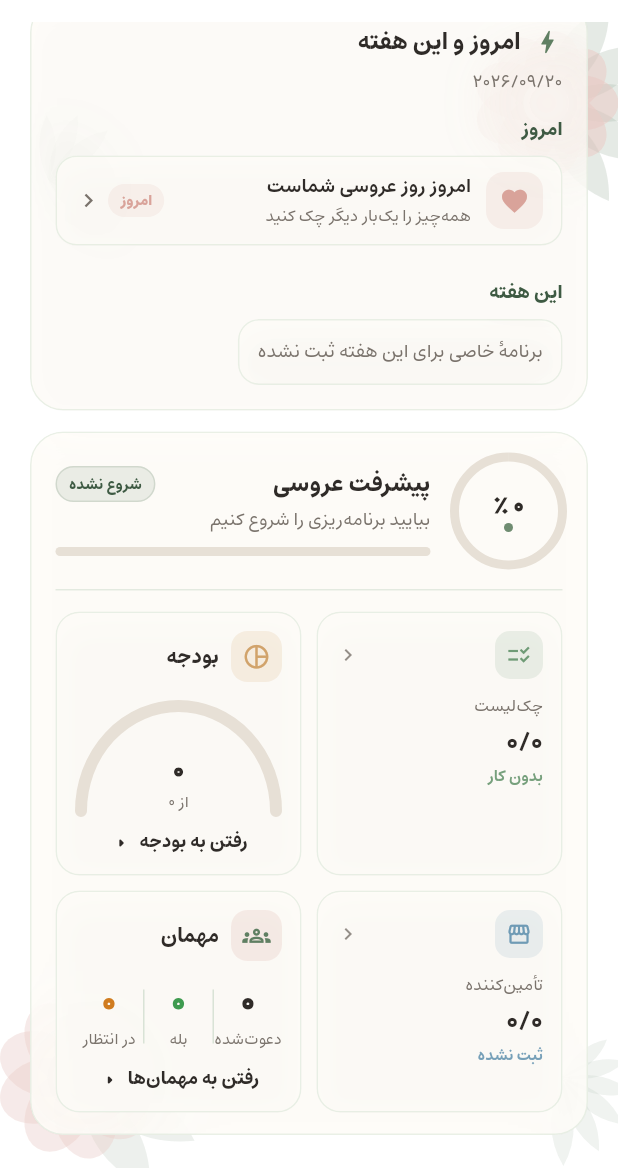
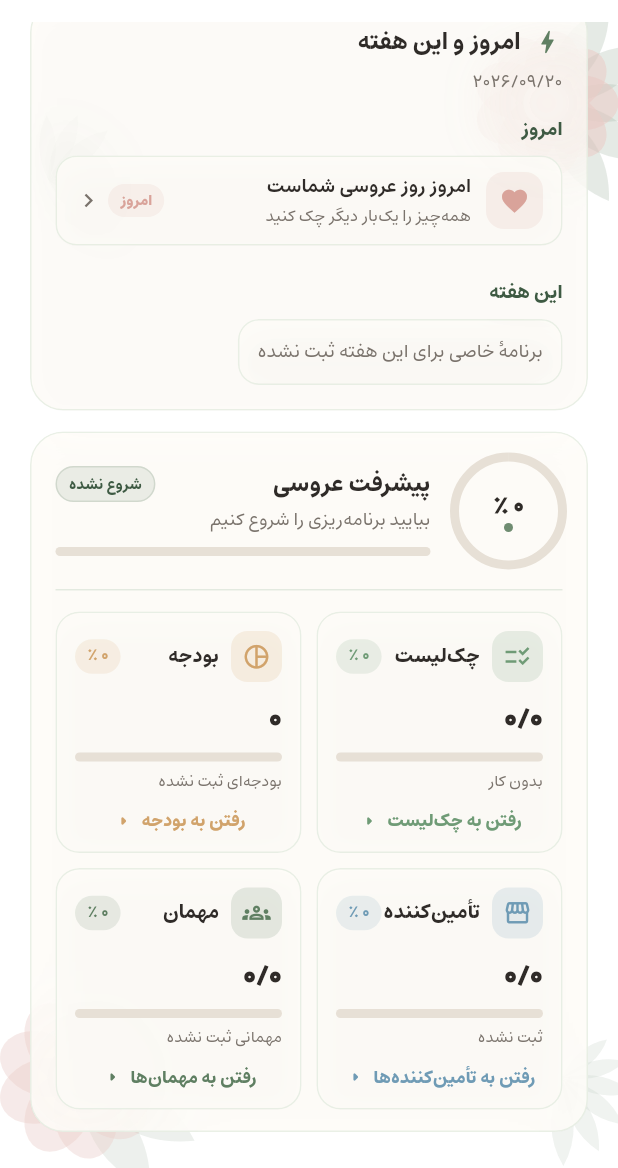
Before and after one commit to OpsyCore/wedding-time-app, a Flutter app: the HomeScreen screen opened directly with empty values, scrolled down 422 dp, on a phone screen of 412 x 824 dp, the part 68-1236 px from its top. Run offline on Flutter 3.47's test engine with Material 3 defaults, Android fonts, the phone set to English and light mode, and no system bars; our stand-ins replace cached_network_image, cloud_firestore, firebase_auth, firebase_core, image_picker, just_audio and 6 more; missing offline and left inert: audio_session, dart:html; accounts and stored records are empty; statements that could not run were skipped.

Commit message:
style(home): unified metric cards for checklist/budget/vendors/guests with shared skeleton + mini progress bars
Co-authored-by: arena-agent <297053741+arena-agent@users.noreply.github.com>

```diff
--- a/lib/screens/home_screen.dart
+++ b/lib/screens/home_screen.dart
@@ -1,6 +1,4 @@
 import 'dart:async';
-import 'dart:math' show pi;
-
 import 'package:cloud_firestore/cloud_firestore.dart';
 import 'package:firebase_auth/firebase_auth.dart';
 import 'package:flutter/material.dart';
@@ -1718,24 +1716,43 @@ class _HomeScreenState extends State<HomeScreen> {
                                     CrossAxisAlignment.stretch,
                                 children: [
                                   Expanded(
-                                    child: _statTile(
+                                    child: _metricCard(
                                       icon: Icons.checklist_rtl_outlined,
                                       color: const Color(0xFF6F9B76),
                                       title: AppLang.tr('stat_checklist'),
                                       value:
                                           '${_displayNum(checkDone)}/${_displayNum(checkTotal)}',
-                                      subtitle: checkTotal == 0
+                                      percent: checkPercent,
+                                      caption: checkTotal == 0
                                           ? AppLang.tr('no_tasks')
-                                          : '${_displayNum((checkPercent * 100).round())}${AppLang.tr('percent_done')}',
+                                          : (AppLang.I.isFa
+                                              ? '${_displayNum(checkDone)} انجام‌شده از ${_displayNum(checkTotal)}'
+                                              : '$checkDone of $checkTotal done'),
+                                      goLabel: AppLang.I.isFa
+                                          ? 'رفتن به چک‌لیست'
+                                          : 'Go to checklist',
                                       onTap: () => _goTab(1),
                                     ),
                                   ),
                                   const SizedBox(width: 10),
                                   Expanded(
-                                    child: _budgetCard(
-                                      estimated: estimated,
-                                      actual: actual,
+                                    child: _metricCard(
+                                      icon: Icons.pie_chart_outline,
+                                      color: const Color(0xFFD1A36B),
+                                      title: AppLang.tr('stat_budget'),
+                                      value: _formatAmount(actual),
                                       percent: budgetPercent,
+                                      caption: estimated == 0
+                                          ? (AppLang.I.isFa
+                                              ? 'بودجه‌ای ثبت نشده'
+                                              : 'No budget recorded')
+                                          : (AppLang.I.isFa
+                                              ? 'از ${_formatAmount(estimated)} تومان'
+                                              : 'of ${_formatAmount(estimated)} Toman'),
+                                      goLabel: AppLang.I.isFa
+                                          ? 'رفتن به بودجه'
+                                          : 'Go to budget',
+                                      onTap: () => _goTab(2),
                                     ),
                                   ),
                                 ],
@@ -1748,23 +1765,44 @@ class _HomeScreenState extends State<HomeScreen> {
                                     CrossAxisAlignment.stretch,
                                 children: [
                                   Expanded(
-                                    child: _statTile(
+                                    child: _metricCard(
                                       icon: Icons.storefront_outlined,
                                       color: const Color(0xFF6F9BB5),
                                       title: AppLang.tr('stat_vendor'),
                                       value:
                                           '${_displayNum(vendorDone)}/${_displayNum(vendorTotal)}',
-                                      subtitle: vendorTotal == 0
+                                      percent: vendorPercent,
+                                      caption: vendorTotal == 0
                                           ? AppLang.tr('not_recorded')
-                                          : '${_displayNum((vendorPercent * 100).round())}${AppLang.tr('percent_booked')}',
+                                          : (AppLang.I.isFa
+                                              ? '${_displayNum(vendorDone)} قرارداد از ${_displayNum(vendorTotal)}'
+                                              : '$vendorDone of $vendorTotal booked'),
+                                      goLabel: AppLang.I.isFa
+                                          ? 'رفتن به تأمین‌کننده‌ها'
+                                          : 'Go to vendors',
                                       onTap: _openVendors,
                                     ),
                                   ),
                                   const SizedBox(width: 10),
                                   Expanded(
-                                    child: _guestsCard(
-                                      total: guestTotal,
-                                      confirmed: guestConfirmed,
+                                    child: _metricCard(
+                                      icon: Icons.groups_outlined,
+                                      color: AppTok.accent(context),
+                                      title: AppLang.tr('stat_guest'),
+                                      value:
+                                          '${_displayNum(guestConfirmed)}/${_displayNum(guestTotal)}',
+                                      percent: guestPercent,
+                                      caption: guestTotal == 0
+                                          ? (AppLang.I.isFa
+                                              ? 'مهمانی ثبت نشده'
+                                              : 'No guests yet')
+                                          : (AppLang.I.isFa
+                                              ? '${_displayNum((guestTotal - guestConfirmed).clamp(0, guestTotal))} در انتظار پاسخ · ${_displayNum(guestTotal)} دعوت‌شده'
+                                              : '${(guestTotal - guestConfirmed).clamp(0, guestTotal)} waiting · $guestTotal invited'),
+                                      goLabel: AppLang.I.isFa
+                                          ? 'رفتن به مهمان‌ها'
+                                          : 'Go to guests',
+                                      onTap: () => _goTab(4),
                                     ),
                                   ),
                                 ],
@@ -1785,15 +1823,23 @@ class _HomeScreenState extends State<HomeScreen> {
     );
   }
 
-  /// کارت بودجه با گیج نیم‌دایره — مشابه طرح مرجع
-  Widget _budgetCard({
-    required int estimated,
-    required int actual,
+  /// کارت متریک یکپارچه — هر ۴ کارت پیشرفت (چک‌لیست، بودجه،
+  /// تأمین‌کننده، مهمان) با همین اسکلت مشترک تا یکدست به نظر برسند.
+  Widget _metricCard({
+    required IconData icon,
+    required Color color,
+    required String title,
+    required String value,
     required double percent,
+    required String caption,
+    required String goLabel,
+    required VoidCallback onTap,
   }) {
     final text = AppTok.text(context);
     final textSoft = AppTok.textSoft(context);
-    const color = Color(0xFFD1A36B);
+    final p = percent.clamp(0.0, 1.0);
+    final pctLabel =
+        '${_displayNum((p * 100).round())}${AppLang.tr('percent_unit')}';
 
     return PageGlass(
       opacity: 0.82,
@@ -1801,7 +1847,7 @@ class _HomeScreenState extends State<HomeScreen> {
       borderRadius: 16,
       padding: const EdgeInsets.fromLTRB(12, 12, 12, 10),
       child: InkWell(
-        onTap: () => _goTab(2),
+        onTap: onTap,
         borderRadius: BorderRadius.circular(16),
         child: Column(
           crossAxisAlignment: CrossAxisAlignment.start,
@@ -1815,15 +1861,33 @@ class _HomeScreenState extends State<HomeScreen> {
                     color: color.withValues(alpha: 0.16),
                     borderRadius: BorderRadius.circular(11),
                   ),
-                  child: const Icon(Icons.pie_chart_outline, color: color, size: 19),
+                  child: Icon(icon, color: color, size: 19),
                 ),
                 const SizedBox(width: 8),
                 Expanded(
                   child: Text(
-                    AppLang.tr('stat_budget'),
+                    title,
+                    maxLines: 1,
+                    overflow: TextOverflow.ellipsis,
                     style: TextStyle(
                       color: text,
-                      fontSize: 14,
+                      fontSize: 13.5,
+                      fontWeight: FontWeight.w800,
+                    ),
+                  ),
+                ),
+                Container(
+                  padding: const EdgeInsets.symmetric(
+                      horizontal: 8, vertical: 4),
+                  decoration: BoxDecoration(
+                    color: color.withValues(alpha: 0.14),
+                    borderRadius: BorderRadius.circular(20),
+                  ),
+                  child: Text(
+                    pctLabel,
+                    style: TextStyle(
+                      color: color,
+                      fontSize: 10.5,
                       fontWeight: FontWeight.w800,
                     ),
                   ),
@@ -1831,157 +1895,62 @@ class _HomeScreenState extends State<HomeScreen> {
               ],
             ),
             const SizedBox(height: 12),
-            Center(
-              child: CustomPaint(
-                painter: _HalfGaugePainter(
-                  value: percent,
-                  track: AppTok.ringTrack(context),
-                  fill: color,
-                ),
-                child: SizedBox(
-                  width: 150,
-                  height: 76,
-                  child: Column(
-                    mainAxisAlignment: MainAxisAlignment.end,
-                    children: [
-                      Text(
-                        _formatAmount(actual),
-                        maxLines: 1,
-                        overflow: TextOverflow.ellipsis,
-                        style: TextStyle(
-                          color: text,
-                          fontSize: 16,
-                          fontWeight: FontWeight.w900,
-                        ),
-                      ),
-                      const SizedBox(height: 2),
-                      Text(
-                        AppLang.I.isFa
-                            ? 'از ${_formatAmount(estimated)}'
-                            : 'of ${_formatAmount(estimated)}',
-                        maxLines: 1,
-                        overflow: TextOverflow.ellipsis,
-                        style: TextStyle(color: textSoft, fontSize: 10.5),
-                      ),
-                    ],
-                  ),
-                ),
+            Text(
+              value,
+              maxLines: 1,
+              overflow: TextOverflow.ellipsis,
+              style: TextStyle(
+                color: text,
+                fontSize: 19,
+                fontWeight: FontWeight.w900,
               ),
+            ),
+            const SizedBox(height: 8),
+            _miniBar(p, color),
+            const SizedBox(height: 6),
+            Text(
+              caption,
+              maxLines: 1,
+              overflow: TextOverflow.ellipsis,
+              style: TextStyle(color: textSoft, fontSize: 10.5),
             ),
             const Spacer(),
             const SizedBox(height: 8),
-            _goLink(
-              AppLang.I.isFa ? 'رفتن به بودجه' : 'Go to budget',
-              () => _goTab(2),
-            ),
+            _goLink(goLabel, onTap, color: color),
           ],
         ),
       ),
     );
   }
 
-  /// کارت مهمان‌ها با آمار سه‌ستونه — مشابه طرح مرجع
-  Widget _guestsCard({
-    required int total,
-    required int confirmed,
-  }) {
-    final text = AppTok.text(context);
-    final border = AppTok.border(context);
-    final waiting = (total - confirmed).clamp(0, total);
-    const green = Color(0xFF3E9B4F);
-    const orange = Color(0xFFD07C1F);
-
-    return PageGlass(
-      opacity: 0.82,
-      blurSigma: 10,
-      borderRadius: 16,
-      padding: const EdgeInsets.fromLTRB(12, 12, 12, 10),
-      child: InkWell(
-        onTap: () => _goTab(4),
-        borderRadius: BorderRadius.circular(16),
-        child: Column(
-          crossAxisAlignment: CrossAxisAlignment.start,
-          children: [
-            Row(
-              children: [
-                Container(
-                  width: 34,
-                  height: 34,
-                  decoration: BoxDecoration(
-                    color: AppTok.accentSoft(context).withValues(alpha: 0.18),
-                    borderRadius: BorderRadius.circular(11),
-                  ),
-                  child: Icon(
-                    Icons.groups_outlined,
-                    color: AppTok.accent(context),
-                    size: 19,
-                  ),
-                ),
-                const SizedBox(width: 8),
-                Expanded(
-                  child: Text(
-                    AppLang.tr('stat_guest'),
-                    style: TextStyle(
-                      color: text,
-                      fontSize: 14,
-                      fontWeight: FontWeight.w800,
-                    ),
-                  ),
-                ),
-              ],
+  /// نوار پیشرفت باریکِ رنگیِ مشترک همهٔ کارت‌های متریک
+  Widget _miniBar(double value, Color color) {
+    return Container(
+      height: 6,
+      decoration: BoxDecoration(
+        color: AppTok.ringTrack(context),
+        borderRadius: BorderRadius.circular(99),
+      ),
+      child: Align(
+        alignment: AlignmentDirectional.centerStart,
+        child: FractionallySizedBox(
+          widthFactor: value.clamp(0.0, 1.0),
+          child: Container(
+            decoration: BoxDecoration(
+              gradient: LinearGradient(colors: [
+                color.withValues(alpha: 0.7),
+                color,
+              ]),
+              borderRadius: BorderRadius.circular(99),
             ),
-            const SizedBox(height: 14),
-            Row(
-              children: [
-                _gStat(_displayNum(total),
-                    AppLang.I.isFa ? 'دعوت‌شده' : 'invited', text),
-                Container(width: 1, height: 36, color: border),
-                _gStat(_displayNum(confirmed),
-                    AppLang.I.isFa ? 'بله' : 'yes', green),
-                Container(width: 1, height: 36, color: border),
-                _gStat(_displayNum(waiting),
-                    AppLang.I.isFa ? 'در انتظار' : 'waiting', orange),
-              ],
-            ),
-            const Spacer(),
-            const SizedBox(height: 8),
-            _goLink(
-              AppLang.I.isFa ? 'رفتن به مهمان‌ها' : 'Go to guests',
-              () => _goTab(4),
-            ),
-          ],
+          ),
         ),
       ),
     );
   }
 
-  Widget _gStat(String value, String label, Color color) {
-    return Expanded(
-      child: Column(
-        children: [
-          Text(
-            value,
-            style: TextStyle(
-              color: color,
-              fontSize: 20,
-              fontWeight: FontWeight.w900,
-            ),
-          ),
-          const SizedBox(height: 2),
-          Text(
-            label,
-            style: TextStyle(
-              color: AppTok.textSoft(context),
-              fontSize: 10.5,
-            ),
-          ),
-        ],
-      ),
-    );
-  }
-
-  Widget _goLink(String label, VoidCallback onTap) {
-    final text = AppTok.text(context);
+  Widget _goLink(String label, VoidCallback onTap, {Color? color}) {
+    final c = color ?? AppTok.text(context);
     return InkWell(
       onTap: onTap,
       child: Padding(
@@ -1992,8 +1961,8 @@ class _HomeScreenState extends State<HomeScreen> {
             Text(
               label,
               style: TextStyle(
-                color: text,
-                fontSize: 12.5,
+                color: c,
+                fontSize: 12,
                 fontWeight: FontWeight.w700,
               ),
             ),
@@ -2003,88 +1972,11 @@ class _HomeScreenState extends State<HomeScreen> {
                   ? Icons.arrow_left_rounded
                   : Icons.arrow_right_rounded,
               size: 16,
-              color: text,
+              color: c,
             ),
           ],
         ),
       ),
-    );
-  }
-
-  Widget _statTile({
-    required IconData icon,
-    required Color color,
-    required String title,
-    required String value,
-    required String subtitle,
-    required VoidCallback onTap,
-  }) {
-    final text = AppTok.text(context);
-    final textSoft = AppTok.textSoft(context);
-
-    return PageGlass(
-      opacity: 0.82,
-      blurSigma: 10,
-      borderRadius: 16,
-      padding: const EdgeInsets.fromLTRB(12, 12, 12, 12),
-      child: InkWell(
-        onTap: onTap,
-        borderRadius: BorderRadius.circular(16),
-          child: Column(
-            crossAxisAlignment: CrossAxisAlignment.start,
-            children: [
-              Row(
-                children: [
-                  Container(
-                    width: 32,
-                    height: 32,
-                    decoration: BoxDecoration(
-                      color: color.withValues(alpha: 0.14),
-                      borderRadius: BorderRadius.circular(10),
-                    ),
-                    child: Icon(icon, color: color, size: 17),
-                  ),
-                  const Spacer(),
-                  Icon(
-                    AppLang.I.isFa ? Icons.chevron_left : Icons.chevron_right,
-                    size: 16,
-                    color: textSoft.withValues(alpha: 0.8),
-                  ),
-                ],
-              ),
-              const SizedBox(height: 10),
-              Text(
-                title,
-                style: TextStyle(
-                  color: textSoft,
-                  fontSize: 11,
-                ),
-              ),
-              const SizedBox(height: 4),
-              Text(
-                value,
-                maxLines: 1,
-                overflow: TextOverflow.ellipsis,
-                style: TextStyle(
-                  color: text,
-                  fontSize: 18,
-                  fontWeight: FontWeight.bold,
-                ),
-              ),
-              const SizedBox(height: 2),
-              Text(
-                subtitle,
-                maxLines: 1,
-                overflow: TextOverflow.ellipsis,
-                style: TextStyle(
-                  color: color.withValues(alpha: 0.95),
-                  fontSize: 10.5,
-                  fontWeight: FontWeight.w600,
-                ),
-              ),
-            ],
-          ),
-        ),
     );
   }
 }
@@ -2142,49 +2034,3 @@ class _HeartClipper extends CustomClipper<Path> {
   @override
   bool shouldReclip(covariant CustomClipper<Path> oldClipper) => false;
 }
-
-/// گیج نیم‌دایره برای کارت بودجه
-class _HalfGaugePainter extends CustomPainter {
-  _HalfGaugePainter({
-    required this.value,
-    required this.track,
-    required this.fill,
-  });
-
-  final double value;
-  final Color track;
-  final Color fill;
-
-  @override
-  void paint(Canvas canvas, Size size) {
-    const stroke = 8.0;
-    final rect = Rect.fromLTRB(
-      stroke / 2,
-      stroke / 2,
-      size.width - stroke / 2,
-      (size.height - stroke / 2) * 2,
-    );
-    final trackPaint = Paint()
-      ..style = PaintingStyle.stroke
-      ..strokeWidth = stroke
-      ..strokeCap = StrokeCap.round
-      ..color = track;
-    canvas.drawArc(rect, pi, pi, false, trackPaint);
-
-    final v = value.clamp(0.0, 1.0);
-    if (v > 0.001) {
-      final fillPaint = Paint()
-        ..style = PaintingStyle.stroke
-        ..strokeWidth = stroke
-        ..strokeCap = StrokeCap.round
-        ..color = fill;
-      canvas.drawArc(rect, pi, pi * v, false, fillPaint);
-    }
-  }
-
-  @override
-  bool shouldRepaint(covariant _HalfGaugePainter oldDelegate) =>
-      oldDelegate.value != value ||
-      oldDelegate.track != track ||
-      oldDelegate.fill != fill;
-}
```
